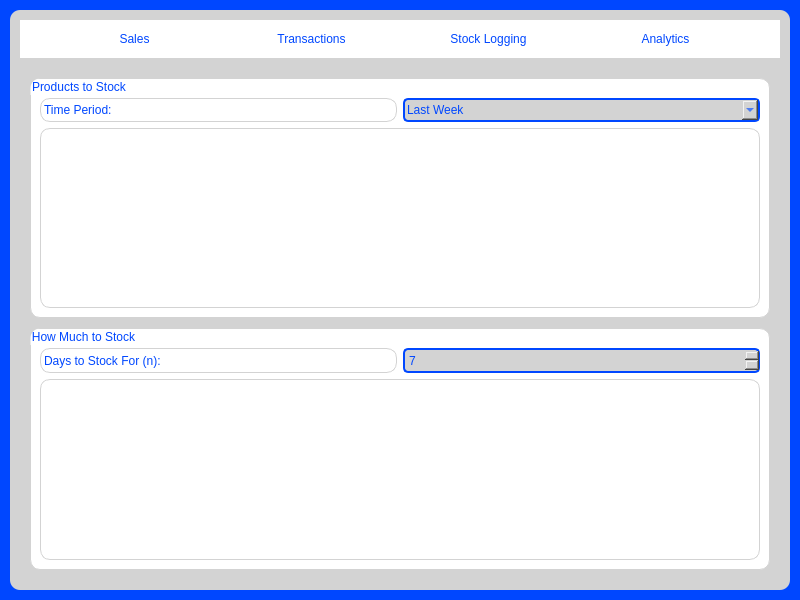
Above: SariSariSleuth/mainwindow.ui from ZachMatriano/CMSC-21-Finals before the change. Below: the same form after it.
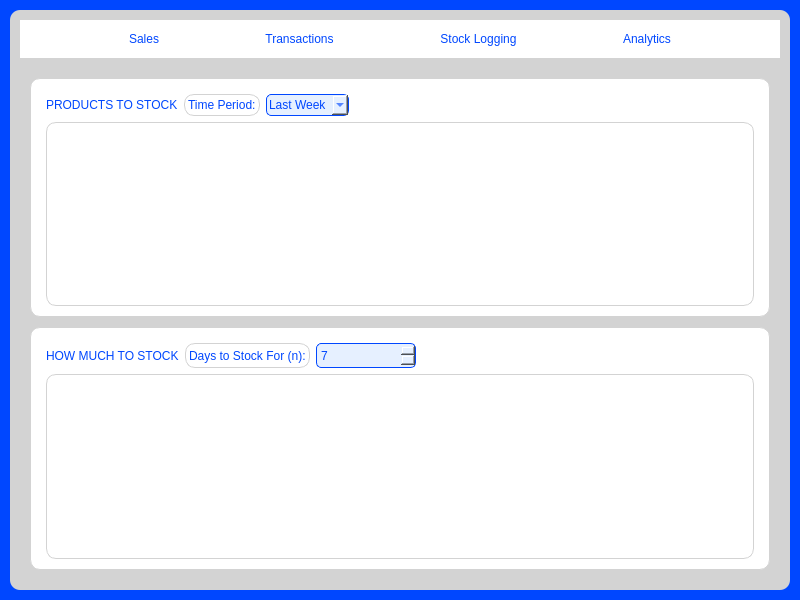
That is the form after the change. The open tabs and pages were chosen to show the change. Icons and pictures are not drawn.

Commit message: Changed alot of sizes, layout of analytics

Diff of the .ui file:
```diff
--- a/SariSariSleuth/mainwindow.ui
+++ b/SariSariSleuth/mainwindow.ui
@@ -80,11 +80,11 @@
              <enum>Qt::Orientation::Horizontal</enum>
             </property>
             <property name="sizeType">
-             <enum>QSizePolicy::Policy::Preferred</enum>
+             <enum>QSizePolicy::Policy::MinimumExpanding</enum>
             </property>
             <property name="sizeHint" stdset="0">
              <size>
-              <width>40</width>
+              <width>50</width>
               <height>20</height>
              </size>
             </property>
@@ -115,11 +115,11 @@
              <enum>Qt::Orientation::Horizontal</enum>
             </property>
             <property name="sizeType">
-             <enum>QSizePolicy::Policy::Preferred</enum>
+             <enum>QSizePolicy::Policy::MinimumExpanding</enum>
             </property>
             <property name="sizeHint" stdset="0">
              <size>
-              <width>40</width>
+              <width>30</width>
               <height>20</height>
              </size>
             </property>
@@ -149,11 +149,11 @@
              <enum>Qt::Orientation::Horizontal</enum>
             </property>
             <property name="sizeType">
-             <enum>QSizePolicy::Policy::Preferred</enum>
+             <enum>QSizePolicy::Policy::MinimumExpanding</enum>
             </property>
             <property name="sizeHint" stdset="0">
              <size>
-              <width>40</width>
+              <width>30</width>
               <height>20</height>
              </size>
             </property>
@@ -183,7 +183,7 @@
              <enum>Qt::Orientation::Horizontal</enum>
             </property>
             <property name="sizeType">
-             <enum>QSizePolicy::Policy::Preferred</enum>
+             <enum>QSizePolicy::Policy::MinimumExpanding</enum>
             </property>
             <property name="sizeHint" stdset="0">
              <size>
@@ -217,7 +217,7 @@
              <enum>Qt::Orientation::Horizontal</enum>
             </property>
             <property name="sizeType">
-             <enum>QSizePolicy::Policy::Preferred</enum>
+             <enum>QSizePolicy::Policy::MinimumExpanding</enum>
             </property>
             <property name="sizeHint" stdset="0">
              <size>
@@ -713,14 +713,52 @@
               </string>
              </property>
              <property name="title">
-              <string>Products to Stock</string>
+              <string/>
              </property>
              <layout class="QVBoxLayout" name="verticalLayout_6">
+              <property name="leftMargin">
+               <number>15</number>
+              </property>
+              <property name="topMargin">
+               <number>15</number>
+              </property>
+              <property name="rightMargin">
+               <number>15</number>
+              </property>
+              <property name="bottomMargin">
+               <number>10</number>
+              </property>
               <item>
                <layout class="QHBoxLayout" name="horizontalLayout_5">
                 <property name="topMargin">
-                 <number>10</number>
+                 <number>0</number>
                 </property>
+                <item>
+                 <widget class="QLabel" name="label_4">
+                  <property name="sizePolicy">
+                   <sizepolicy hsizetype="Preferred" vsizetype="Minimum">
+                    <horstretch>0</horstretch>
+                    <verstretch>0</verstretch>
+                   </sizepolicy>
+                  </property>
+                  <property name="minimumSize">
+                   <size>
+                    <width>0</width>
+                    <height>10</height>
+                   </size>
+                  </property>
+                  <property name="styleSheet">
+                   <string notr="true">border: none;
+               background-color: rgb(255,255,255);
+               color: rgb(0, 71, 255);
+				font: 900 13pt &quot;Montserrat&quot;;
+              padding: 0px;</string>
+                  </property>
+                  <property name="text">
+                   <string>PRODUCTS TO STOCK</string>
+                  </property>
+                 </widget>
+                </item>
                 <item>
                  <widget class="QLabel" name="label_2">
                   <property name="text">
@@ -732,12 +770,12 @@
                  <widget class="QComboBox" name="timePeriodComboBox">
                   <property name="styleSheet">
                    <string notr="true">
-                    background-color: rgb(211, 211, 211);
-                    border: 2px solid rgb(0, 71, 255);
+                    background-color: rgb(230, 240, 255);
+                    border: 1px solid rgb(0, 71, 255);
                     border-radius: 5px;
                     color: rgb(0, 71, 255);
                     padding: 2px;
-                   </string>
+    </string>
                   </property>
                   <item>
                    <property name="text">
@@ -756,12 +794,28 @@
                   </item>
                  </widget>
                 </item>
+                <item>
+                 <spacer name="horizontalSpacer_11">
+                  <property name="orientation">
+                   <enum>Qt::Orientation::Horizontal</enum>
+                  </property>
+                  <property name="sizeType">
+                   <enum>QSizePolicy::Policy::Expanding</enum>
+                  </property>
+                  <property name="sizeHint" stdset="0">
+                   <size>
+                    <width>40</width>
+                    <height>20</height>
+                   </size>
+                  </property>
+                 </spacer>
+                </item>
                </layout>
               </item>
               <item>
                <widget class="QListView" name="productsToListView">
                 <property name="sizePolicy">
-                 <sizepolicy hsizetype="Expanding" vsizetype="Preferred">
+                 <sizepolicy hsizetype="Expanding" vsizetype="Expanding">
                   <horstretch>0</horstretch>
                   <verstretch>0</verstretch>
                  </sizepolicy>
@@ -796,14 +850,39 @@
               </string>
              </property>
              <property name="title">
-              <string>How Much to Stock</string>
+              <string/>
              </property>
              <layout class="QVBoxLayout" name="verticalLayout_7">
+              <property name="leftMargin">
+               <number>15</number>
+              </property>
+              <property name="topMargin">
+               <number>15</number>
+              </property>
+              <property name="rightMargin">
+               <number>15</number>
+              </property>
+              <property name="bottomMargin">
+               <number>10</number>
+              </property>
               <item>
                <layout class="QHBoxLayout" name="horizontalLayout_6">
                 <property name="topMargin">
-                 <number>10</number>
+                 <number>0</number>
                 </property>
+                <item>
+                 <widget class="QLabel" name="label_5">
+                  <property name="styleSheet">
+                   <string notr="true">border: none;
+               background-color: rgb(255,255,255);
+               color: rgb(0, 71, 255);
+               font: 900 13pt &quot;Montserrat&quot;;</string>
+                  </property>
+                  <property name="text">
+                   <string>HOW MUCH TO STOCK</string>
+                  </property>
+                 </widget>
+                </item>
                 <item>
                  <widget class="QLabel" name="label_3">
                   <property name="text">
@@ -827,8 +906,8 @@
                   </property>
                   <property name="styleSheet">
                    <string notr="true">
-                    background-color: rgb(211, 211, 211);
-                    border: 2px solid rgb(0, 71, 255);
+                   background-color: rgb(230, 240, 255);
+                    border: 1px solid rgb(0, 71, 255);
                     border-radius: 5px;
                     color: rgb(0, 71, 255);
                     padding: 2px;
@@ -845,12 +924,25 @@
                   </property>
                  </widget>
                 </item>
+                <item>
+                 <spacer name="horizontalSpacer_12">
+                  <property name="orientation">
+                   <enum>Qt::Orientation::Horizontal</enum>
+                  </property>
+                  <property name="sizeHint" stdset="0">
+                   <size>
+                    <width>40</width>
+                    <height>20</height>
+                   </size>
+                  </property>
+                 </spacer>
+                </item>
                </layout>
               </item>
               <item>
                <widget class="QListView" name="howMuchToListView">
                 <property name="sizePolicy">
-                 <sizepolicy hsizetype="Expanding" vsizetype="Preferred">
+                 <sizepolicy hsizetype="Expanding" vsizetype="Expanding">
                   <horstretch>0</horstretch>
                   <verstretch>0</verstretch>
                  </sizepolicy>
```
Left out of the diff: 38 changed lines with no effect on the pictures.
